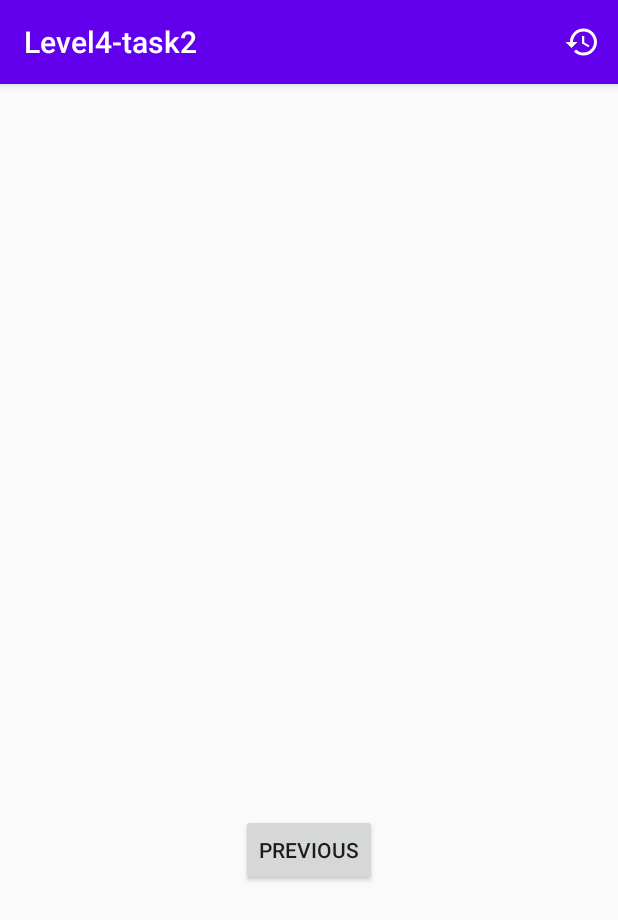
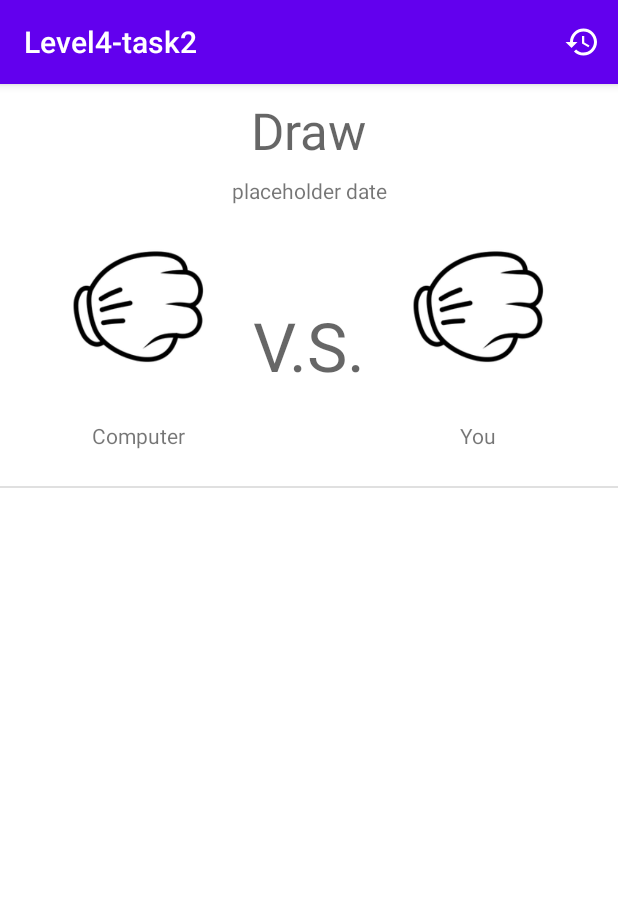
Before and after one commit to Casvantrierum/Level4-task2, an Android app: the screen it shows after launch (MainActivity), after a tap on an icon or button, on a phone screen of 412 x 824 dp. Shown: the top 920 px of the screen. Run offline under Robolectric (Android 15) with nearby library versions, the phone set to English and light mode, and no system bars; our stand-ins replace Room's generated code.

Commit message:
history list implemented

```diff
--- /dev/null
+++ b/app/src/main/java/com/example/level4_task2/ui/HistoryAdapter.kt
@@ -0,0 +1,51 @@
+package com.example.level4_task2.ui
+
+
+import android.content.res.Resources
+import android.provider.Settings.Global.getString
+import android.view.LayoutInflater
+import android.view.View
+import android.view.ViewGroup
+import androidx.recyclerview.widget.RecyclerView
+import com.example.level4_task2.R
+import com.example.level4_task2.model.Game
+import kotlinx.android.synthetic.main.item_game.view.*
+
+class HistoryAdapter(private val history: List<Game>) : RecyclerView.Adapter<HistoryAdapter.ViewHolder>() {
+
+
+    inner class ViewHolder(itemView: View) : RecyclerView.ViewHolder(itemView) {
+
+        fun databind(game: Game) {
+            when (game.result){
+                "win" -> itemView.tvWinner.text = "You won!"
+                "draw" -> itemView.tvWinner.text = "Draw"
+                "loss" -> itemView.tvWinner.text = "Computer won!"
+            }
+            when (game.player){
+                "Rock" -> itemView.ivPlayer.setImageResource(R.drawable.rock)
+                "Paper" -> itemView.ivPlayer.setImageResource(R.drawable.paper)
+                "Scissors" -> itemView.ivPlayer.setImageResource(R.drawable.scissors)
+            }
+            when (game.computer){
+                "Rock" -> itemView.ivComputer.setImageResource(R.drawable.rock)
+                "Paper" -> itemView.ivComputer.setImageResource(R.drawable.paper)
+                "Scissors" -> itemView.ivComputer.setImageResource(R.drawable.scissors)
+            }
+        }
+    }
+
+    override fun onCreateViewHolder(parent: ViewGroup, viewType: Int): HistoryAdapter.ViewHolder {
+        return ViewHolder(
+            LayoutInflater.from(parent.context).inflate(R.layout.item_game, parent, false)
+        )
+    }
+
+    override fun getItemCount(): Int {
+        return history.size
+    }
+
+    override fun onBindViewHolder(holder: HistoryAdapter.ViewHolder, position: Int) {
+        holder.databind(history[position])
+    }
+}
--- a/app/src/main/java/com/example/level4_task2/ui/HistoryFragment.kt
+++ b/app/src/main/java/com/example/level4_task2/ui/HistoryFragment.kt
@@ -1,18 +1,33 @@
 package com.example.level4_task2.ui
 
 import android.os.Bundle
+import android.util.Log
 import androidx.fragment.app.Fragment
 import android.view.LayoutInflater
 import android.view.View
 import android.view.ViewGroup
-import android.widget.Button
-import androidx.navigation.fragment.findNavController
+import androidx.recyclerview.widget.DividerItemDecoration
+import androidx.recyclerview.widget.LinearLayoutManager
+import androidx.recyclerview.widget.RecyclerView
 import com.example.level4_task2.R
+import com.example.level4_task2.model.Game
+import com.example.level4_task2.repository.GameRepository
+import kotlinx.android.synthetic.main.fragment_history.*
+import kotlinx.coroutines.CoroutineScope
+import kotlinx.coroutines.Dispatchers
+import kotlinx.coroutines.launch
+import kotlinx.coroutines.withContext
 
 /**
  * A simple [Fragment] subclass as the second destination in the navigation.
  */
 class HistoryFragment : Fragment() {
+
+    private lateinit var gameRepository: GameRepository
+    private val mainScope = CoroutineScope(Dispatchers.Main)
+
+    private val history = arrayListOf<Game>()
+    private val historyAdapter = HistoryAdapter(history)
 
     override fun onCreateView(
             inflater: LayoutInflater, container: ViewGroup?,
@@ -25,8 +40,39 @@ class HistoryFragment : Fragment() {
     override fun onViewCreated(view: View, savedInstanceState: Bundle?) {
         super.onViewCreated(view, savedInstanceState)
 
-        view.findViewById<Button>(R.id.button_second).setOnClickListener {
-            findNavController().navigate(R.id.action_HistoryFragment_to_PlayFragment)
+        gameRepository = GameRepository(requireContext())
+
+        getHistoryFromDatabase()
+
+        initRv()
+
+//        view.findViewById<Button>(R.id.button_second).setOnClickListener {
+//            findNavController().navigate(R.id.action_HistoryFragment_to_PlayFragment)
+//        }
+    }
+    override fun onStart() {
+        Log.i("OK", "onstart history fragment")
+        super.onStart()
+        getHistoryFromDatabase()
+    }
+
+    private fun initRv() {
+        // Initialize the recycler view with a linear layout manager, adapter
+        rvHistory.layoutManager = LinearLayoutManager(context, RecyclerView.VERTICAL, false)
+        rvHistory.adapter = historyAdapter
+        rvHistory.setHasFixedSize(true)
+        rvHistory.addItemDecoration(DividerItemDecoration(context, DividerItemDecoration.VERTICAL))
+    }
+
+    private fun getHistoryFromDatabase() {
+        mainScope.launch {
+            val shoppingList = withContext(Dispatchers.IO) {
+                gameRepository.getAllGames()
+            }
+            this@HistoryFragment.history.clear()
+            this@HistoryFragment.history.addAll(shoppingList)
+            this@HistoryFragment.history.reverse()
+            this@HistoryFragment.historyAdapter.notifyDataSetChanged()
         }
     }
 }
--- a/app/src/main/java/com/example/level4_task2/ui/PlayFragment.kt
+++ b/app/src/main/java/com/example/level4_task2/ui/PlayFragment.kt
@@ -45,13 +45,13 @@ class PlayFragment : Fragment() {
         gameRepository = GameRepository(requireContext())
 
         view.findViewById<ImageButton>(R.id.ibRock).setOnClickListener {
-            play("Rock")
+            play(possibilities[0])
         }
         view.findViewById<ImageButton>(R.id.ibPaper).setOnClickListener {
-            play("Paper")
+            play(possibilities[1])
         }
         view.findViewById<ImageButton>(R.id.ibScissors).setOnClickListener {
-            play("Scissors")
+            play(possibilities[2])
         }
     }
 
--- a/app/src/main/res/layout/fragment_history.xml
+++ b/app/src/main/res/layout/fragment_history.xml
@@ -6,22 +6,15 @@
     android:layout_height="match_parent"
     tools:context=".ui.HistoryFragment">
 
-    <Button
-        android:id="@+id/button_second"
-        android:layout_width="wrap_content"
-        android:layout_height="wrap_content"
-        android:text="@string/previous"
-        app:layout_constraintBottom_toBottomOf="parent"
+    <androidx.recyclerview.widget.RecyclerView
+        android:id="@+id/rvHistory"
+        android:layout_width="match_parent"
+        android:layout_height="match_parent"
+        android:background="#FFFFFF"
+        app:layout_constraintBottom_toTopOf="parent"
         app:layout_constraintEnd_toEndOf="parent"
         app:layout_constraintStart_toStartOf="parent"
-        app:layout_constraintTop_toBottomOf="@id/textview_second" />
+        app:layout_constraintTop_toTopOf="parent">
 
-    <TextView
-        android:id="@+id/textview_second"
-        android:layout_width="wrap_content"
-        android:layout_height="wrap_content"
-        app:layout_constraintBottom_toTopOf="@id/button_second"
-        app:layout_constraintEnd_toEndOf="parent"
-        app:layout_constraintStart_toStartOf="parent"
-        app:layout_constraintTop_toTopOf="parent" />
+    </androidx.recyclerview.widget.RecyclerView>
 </androidx.constraintlayout.widget.ConstraintLayout>
--- a/app/src/main/res/layout/fragment_play.xml
+++ b/app/src/main/res/layout/fragment_play.xml
@@ -19,7 +19,7 @@
         app:layout_constraintTop_toTopOf="parent" />
 
     <TextView
-        android:id="@+id/tvSubTitle"
+        android:id="@+id/tvDate"
         android:layout_width="wrap_content"
         android:layout_height="wrap_content"
         android:layout_marginTop="16dp"
@@ -29,13 +29,20 @@
         app:layout_constraintTop_toBottomOf="@+id/tvTitle" />
 
 
+    <LinearLayout
+        android:layout_width="match_parent"
+        android:layout_height="wrap_content"
+        app:layout_constraintBottom_toBottomOf="parent"
+        tools:layout_editor_absoluteX="-52dp"
+        android:gravity="center">
+
         <ImageButton
             android:id="@+id/ibRock"
             android:layout_width="120dp"
             android:layout_height="120dp"
-        android:src="@drawable/rock"
             android:layout_alignParentRight="true"
             android:scaleType="fitCenter"
+            android:src="@drawable/rock"
             app:layout_constraintBottom_toBottomOf="parent"
             app:layout_constraintStart_toStartOf="parent" />
 
@@ -43,9 +50,9 @@
             android:id="@+id/ibPaper"
             android:layout_width="120dp"
             android:layout_height="120dp"
-        android:src="@drawable/paper"
             android:layout_alignParentRight="true"
             android:scaleType="fitCenter"
+            android:src="@drawable/paper"
             app:layout_constraintBottom_toBottomOf="parent"
             app:layout_constraintEnd_toStartOf="@+id/ibRock"
             app:layout_constraintStart_toEndOf="@+id/ibScissors" />
@@ -54,10 +61,11 @@
             android:id="@+id/ibScissors"
             android:layout_width="120dp"
             android:layout_height="120dp"
-        android:src="@drawable/scissors"
             android:layout_alignParentRight="true"
             android:scaleType="fitCenter"
+            android:src="@drawable/scissors"
             app:layout_constraintBottom_toBottomOf="parent"
             app:layout_constraintEnd_toEndOf="parent" />
+    </LinearLayout>
 
 </androidx.constraintlayout.widget.ConstraintLayout>
--- /dev/null
+++ b/app/src/main/res/layout/item_game.xml
@@ -0,0 +1,85 @@
+<?xml version="1.0" encoding="utf-8"?>
+<androidx.constraintlayout.widget.ConstraintLayout xmlns:android="http://schemas.android.com/apk/res/android"
+    xmlns:app="http://schemas.android.com/apk/res-auto"
+    xmlns:tools="http://schemas.android.com/tools"
+    android:layout_width="match_parent"
+    android:layout_height="wrap_content"
+    android:padding="8dp"
+    tools:context=".ui.PlayFragment">
+
+    <TextView
+        android:id="@+id/tvWinner"
+        android:layout_width="wrap_content"
+        android:layout_height="wrap_content"
+        android:text="placeholder"
+        android:textAppearance="@style/TextAppearance.AppCompat.Display1"
+        app:layout_constraintEnd_toEndOf="parent"
+        app:layout_constraintStart_toStartOf="parent"
+        app:layout_constraintTop_toTopOf="parent" />
+
+    <TextView
+        android:id="@+id/tvDate"
+        android:layout_width="wrap_content"
+        android:layout_height="wrap_content"
+        android:layout_marginTop="8dp"
+        android:text="placeholder date"
+        app:layout_constraintEnd_toEndOf="parent"
+        app:layout_constraintStart_toStartOf="parent"
+        app:layout_constraintTop_toBottomOf="@+id/tvWinner" />
+
+
+    <LinearLayout
+        android:layout_width="match_parent"
+        android:layout_height="wrap_content"
+        android:layout_marginTop="8dp"
+        android:gravity="center"
+        app:layout_constraintTop_toBottomOf="@+id/tvDate"
+        android:orientation="horizontal">
+
+        <LinearLayout
+            android:layout_width="wrap_content"
+            android:layout_height="wrap_content"
+            android:gravity="center"
+            app:layout_constraintTop_toBottomOf="@+id/tvDate"
+            android:orientation="vertical">
+            <ImageView
+                android:id="@+id/ivComputer"
+                android:layout_width="120dp"
+                android:layout_height="120dp"
+                tools:srcCompat="@tools:sample/avatars" />
+            <TextView
+                android:id="@+id/tvComputer"
+                android:layout_width="wrap_content"
+                android:layout_height="wrap_content"
+                android:layout_margin="16dp"
+                android:text="@string/computer"/>
+        </LinearLayout>
+
+        <TextView
+            android:id="@+id/tvVS"
+            android:layout_width="wrap_content"
+            android:layout_height="wrap_content"
+            android:layout_margin="16dp"
+            android:text="@string/vs"
+            android:textAppearance="@style/TextAppearance.AppCompat.Display2" />
+        <LinearLayout
+            android:layout_width="wrap_content"
+            android:layout_height="wrap_content"
+            android:gravity="center"
+            app:layout_constraintTop_toBottomOf="@+id/tvDate"
+            android:orientation="vertical">
+            <ImageView
+                android:id="@+id/ivPlayer"
+                android:layout_width="120dp"
+                android:layout_height="120dp"
+                tools:srcCompat="@tools:sample/avatars" />
+            <TextView
+                android:id="@+id/tvPlayer"
+                android:layout_width="wrap_content"
+                android:layout_height="wrap_content"
+                android:layout_margin="16dp"
+                android:text="@string/you"/>
+        </LinearLayout>
+    </LinearLayout>
+
+</androidx.constraintlayout.widget.ConstraintLayout>
--- a/app/src/main/res/values/strings.xml
+++ b/app/src/main/res/values/strings.xml
@@ -11,4 +11,11 @@
     <string name="hello_second_fragment">Hello history fragment. Arg: %1$s</string>
     <string name="title">Welcome</string>
     <string name="sub_title">Introduction: select rock, paper or scissors to play</string>
+    <string name="vs">V.S.</string>
+    <string name="you">You</string>
+    <string name="computer">Computer</string>
+    <string name="win">You won!</string>
+    <string name="draw">Draw</string>
+    <string name="loss">Computer won!</string>
+
 </resources>
```
Lines whose indentation alone changed are shown as unchanged.
